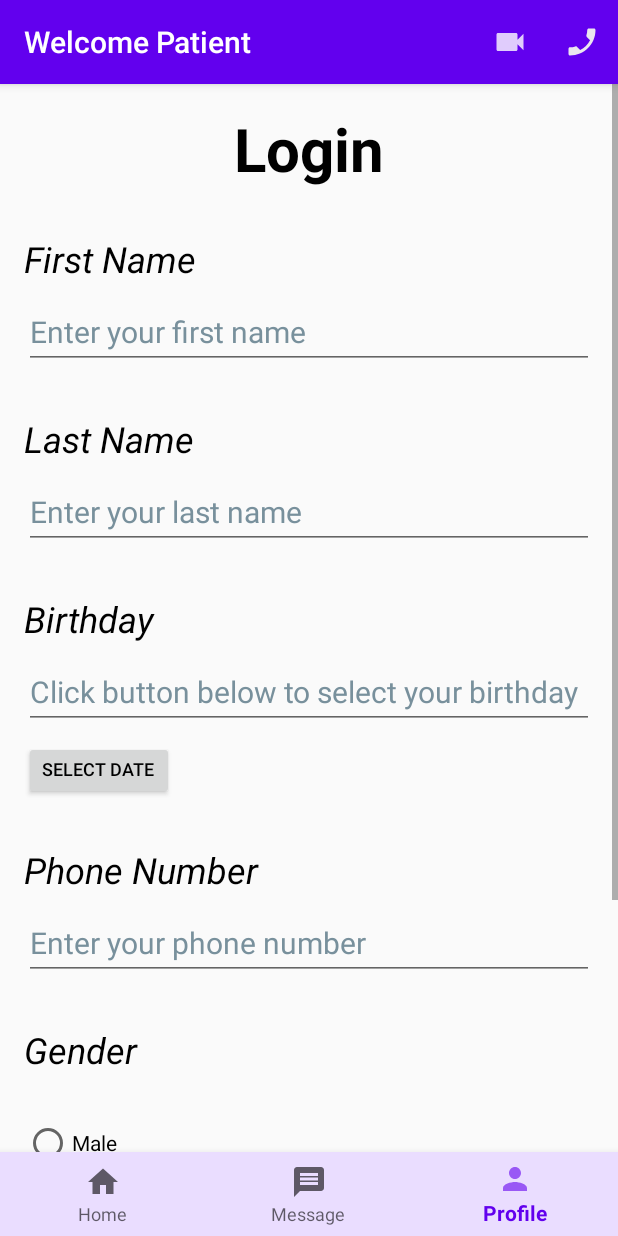
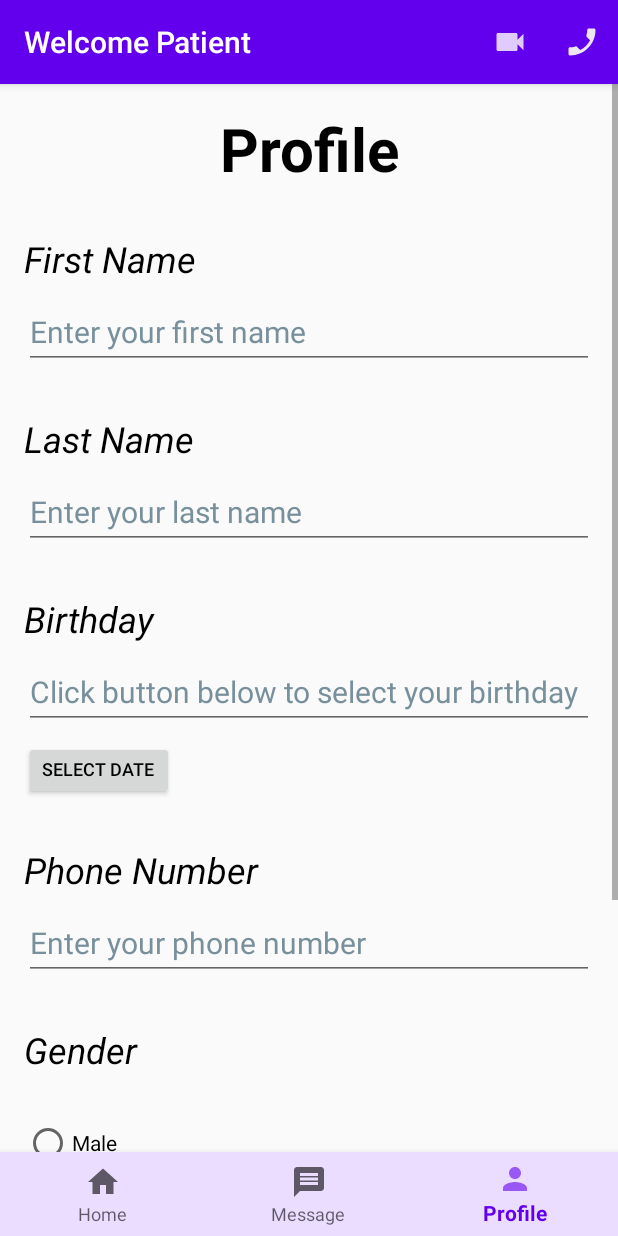
Before and after one commit to ha-ung/telehealth, an Android app: the PatientHomeActivity screen opened directly, with no data from a screen before it, item 3 of the bottom bar chosen, on a phone screen of 412 x 824 dp. Run offline under Robolectric (Android 15) with nearby library versions, the phone set to English and light mode, and no system bars; our stand-ins replace Room's generated code; 7 statements that could not run were skipped.

Commit message:
Fragment navigation for Patient and Doctor

```diff
--- a/app/src/main/java/com/example/mobileproject/PatientHomeActivity.java
+++ b/app/src/main/java/com/example/mobileproject/PatientHomeActivity.java
@@ -2,9 +2,8 @@ package com.example.mobileproject;
 
 import androidx.annotation.NonNull;
 import androidx.appcompat.app.AppCompatActivity;
-import androidx.fragment.app.FragmentManager;
-import androidx.fragment.app.Fragment;
-import androidx.fragment.app.FragmentTransaction;
+import androidx.navigation.NavController;
+import androidx.navigation.fragment.NavHostFragment;
 
 import android.content.Intent;
 import android.net.Uri;
@@ -32,20 +31,26 @@ public class PatientHomeActivity extends AppCompatActivity {
         patientMessageFragment = new PatientMessageFragment();
 
         bottomNavigationView = findViewById(R.id.bottom_nav);
-        replaceFragment(patientHomeFragment);
+        replaceFragment(R.id.HomeFragment);
+        /*
+        NavHostFragment navHostFragment =
+                (NavHostFragment) getSupportFragmentManager()
+                        .findFragmentById(R.id.frame_layout);
+        NavController navController = navHostFragment.getNavController();*/
+        //replaceFragment(patientHomeFragment);
 
         bottomNavigationView.setOnItemSelectedListener(new NavigationBarView.OnItemSelectedListener() {
             @Override
             public boolean onNavigationItemSelected(@NonNull MenuItem item) {
                 switch (item.getItemId()) {
                     case R.id.home:
-                        replaceFragment(patientHomeFragment);
+                        replaceFragment(R.id.HomeFragment);
                         return true;
                     case R.id.profile:
-                        replaceFragment(profileFragment);
+                        replaceFragment(R.id.ProfileFragment);
                         return true;
                     case R.id.message:
-                        replaceFragment(patientMessageFragment);
+                        replaceFragment(R.id.MessageFragment);
                         return true;
                 }
                 return false;
@@ -73,10 +78,16 @@ public class PatientHomeActivity extends AppCompatActivity {
         return false;
     }
 
-    public void replaceFragment(Fragment fragment) {
+    public void replaceFragment(int destinationID) {
+        /*
         FragmentManager fragmentManager = getSupportFragmentManager();
         FragmentTransaction fragmentTransaction = fragmentManager.beginTransaction();
         fragmentTransaction.replace(R.id.frame_layout, fragment);
-        fragmentTransaction.commit();
+        fragmentTransaction.commit();*/
+        NavHostFragment navHostFragment =
+                (NavHostFragment) getSupportFragmentManager()
+                        .findFragmentById(R.id.frame_layout_patient);
+        NavController navController = navHostFragment.getNavController();
+        navController.navigate(destinationID);
     }
 }
--- a/app/src/main/res/layout/activity_patient_home.xml
+++ b/app/src/main/res/layout/activity_patient_home.xml
@@ -6,6 +6,18 @@
     android:layout_height="match_parent"
     tools:context=".PatientHomeActivity">
 
+    <androidx.fragment.app.FragmentContainerView
+        android:id="@+id/frame_layout_patient"
+        android:layout_width="0dp"
+        android:layout_height="0dp"
+        app:defaultNavHost="true"
+        android:name="androidx.navigation.fragment.NavHostFragment"
+        app:layout_constraintBottom_toTopOf="@+id/bottom_nav"
+        app:layout_constraintEnd_toEndOf="parent"
+        app:layout_constraintStart_toStartOf="parent"
+        app:layout_constraintTop_toTopOf="parent"
+        app:navGraph="@navigation/patient_home_navigation_graph" />
+<!--
     <FrameLayout
         android:id="@+id/frame_layout"
         android:layout_width="0dp"
@@ -13,7 +25,7 @@
         app:layout_constraintBottom_toTopOf="@+id/bottom_nav"
         app:layout_constraintEnd_toEndOf="parent"
         app:layout_constraintStart_toStartOf="parent"
-        app:layout_constraintTop_toTopOf="parent" />
+        app:layout_constraintTop_toTopOf="parent" /> -->
 
     <com.google.android.material.bottomnavigation.BottomNavigationView
         android:id="@+id/bottom_nav"
--- a/app/src/main/res/layout/fragment_profile.xml
+++ b/app/src/main/res/layout/fragment_profile.xml
@@ -34,7 +34,7 @@
                 android:layout_height="wrap_content"
                 android:layout_marginTop="16dp"
                 android:gravity="center"
-                android:text="@string/title_activity_login"
+                android:text="Profile"
                 android:textColor="#000"
                 android:textSize="40sp"
                 android:textStyle="bold"
--- a/app/src/main/res/navigation/patient_home_navigation_graph.xml
+++ b/app/src/main/res/navigation/patient_home_navigation_graph.xml
@@ -15,7 +15,7 @@
             app:destination="@id/MessageFragment" />
         <action
             android:id="@+id/action_HomeFragment_to_patientHomeActivity_ProfileFragment"
-            app:destination="@id/patientHomeActivity_ProfileFragment" />
+            app:destination="@id/ProfileFragment" />
     </fragment>
     <fragment
         android:id="@+id/MessageFragment"
@@ -25,13 +25,13 @@
 
         <action
             android:id="@+id/action_MessageFragment_to_patientHomeActivity_ProfileFragment"
-            app:destination="@id/patientHomeActivity_ProfileFragment" />
+            app:destination="@id/ProfileFragment" />
         <action
             android:id="@+id/action_MessageFragment_to_HomeFragment"
             app:destination="@id/HomeFragment" />
     </fragment>
     <fragment
-        android:id="@+id/patientHomeActivity_ProfileFragment"
+        android:id="@+id/ProfileFragment"
         android:name="com.example.mobileproject.ProfileFragment"
         android:label="ProfileFragment"
         tools:layout="@layout/fragment_profile">
```
Also changed, not shown: app/src/main/java/com/example/mobileproject/DoctorHomeActivity.java (+19 -12 lines), app/src/main/res/layout/activity_doctor_home.xml (+13 -1 lines).
